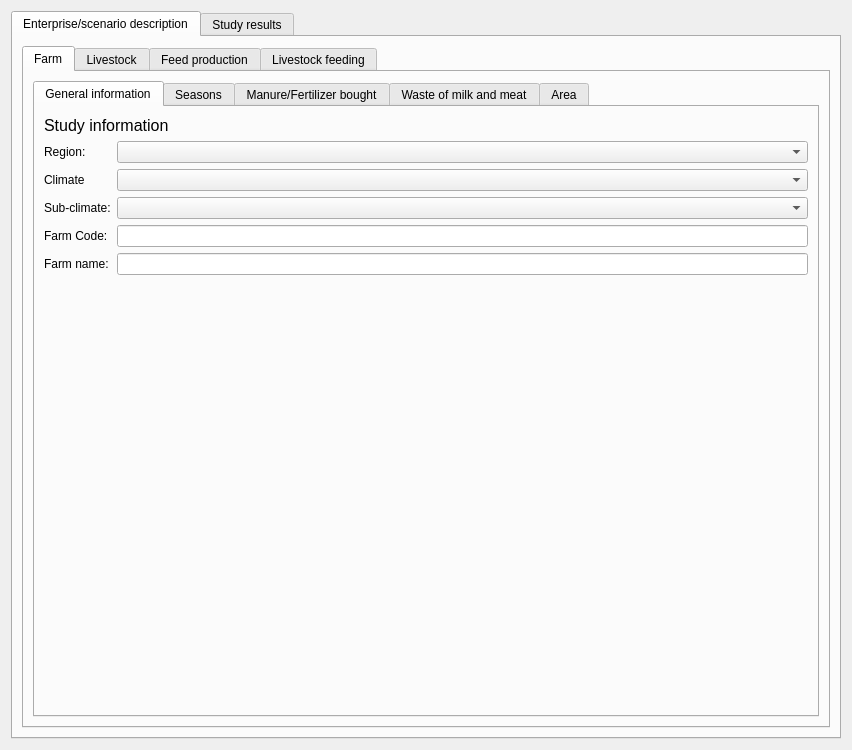
First picture: the form in cleanedstudy.ui, repository qlands/cleaned-desktop, before the edit.
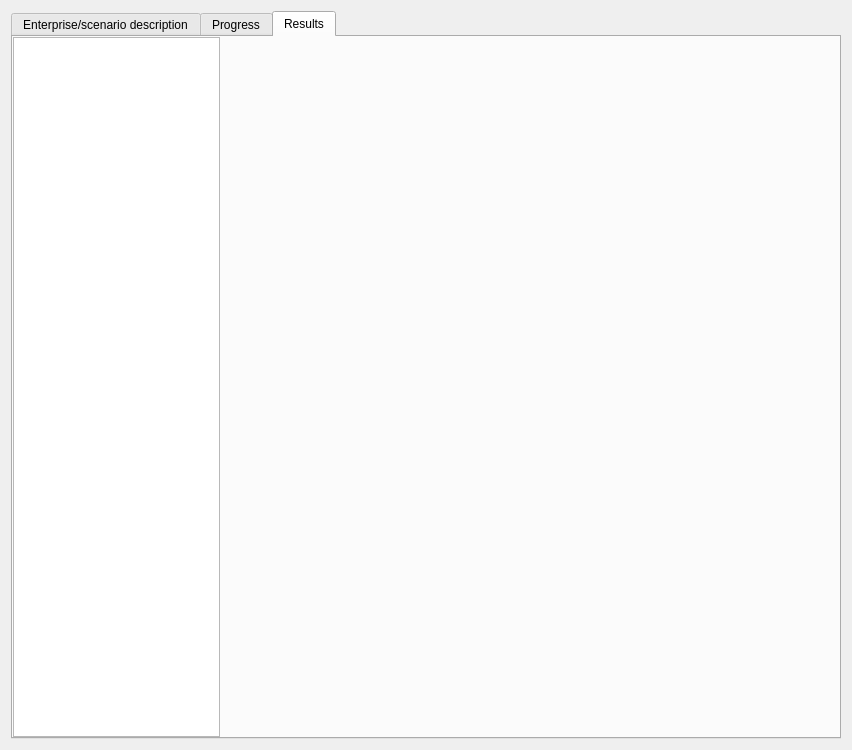
Second picture: the form after the edit. The open tabs and pages were chosen to show the change.

Commit message: Display single run results properly

What changed in the file:
```diff
--- a/cleanedstudy.ui
+++ b/cleanedstudy.ui
@@ -5791,7 +5791,7 @@
      </widget>
      <widget class="QWidget" name="study_results_tab">
       <attribute name="title">
-       <string>Study results</string>
+       <string>Progress</string>
       </attribute>
       <layout class="QVBoxLayout" name="verticalLayout_18">
        <item>
@@ -5882,6 +5882,38 @@
        </item>
       </layout>
      </widget>
+     <widget class="QWidget" name="tabResult">
+      <attribute name="title">
+       <string>Results</string>
+      </attribute>
+      <layout class="QHBoxLayout" name="horizontalLayout_7" stretch="1,3">
+       <property name="spacing">
+        <number>0</number>
+       </property>
+       <property name="leftMargin">
+        <number>0</number>
+       </property>
+       <property name="topMargin">
+        <number>0</number>
+       </property>
+       <property name="rightMargin">
+        <number>0</number>
+       </property>
+       <property name="bottomMargin">
+        <number>0</number>
+       </property>
+       <item>
+        <widget class="QListWidget" name="pngList"/>
+       </item>
+       <item>
+        <widget class="QLabel" name="pngLabel">
+         <property name="text">
+          <string/>
+         </property>
+        </widget>
+       </item>
+      </layout>
+     </widget>
     </widget>
    </item>
   </layout>
```
The commit also changes 2 other files.
